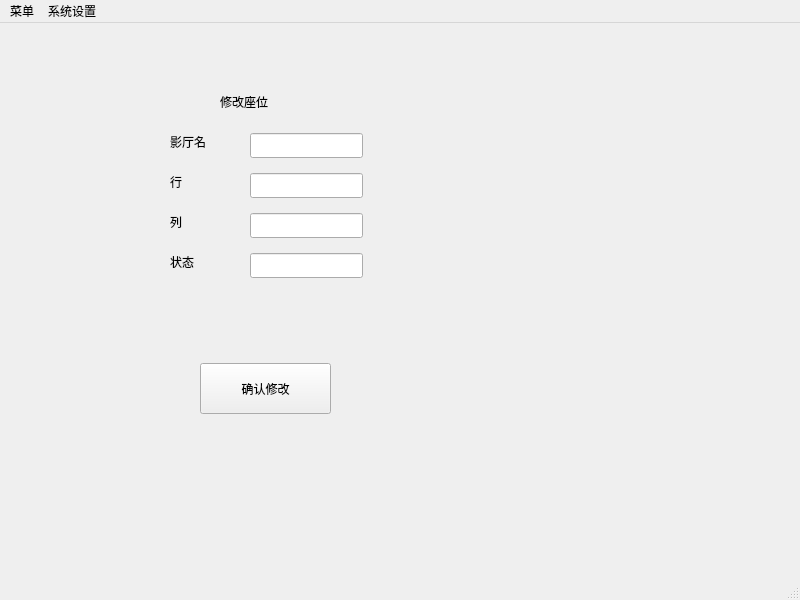
Before: the Qt Designer form untitled/mainmenu.ui in HhTtLllL/TTMS_network, drawn with Qt 5.
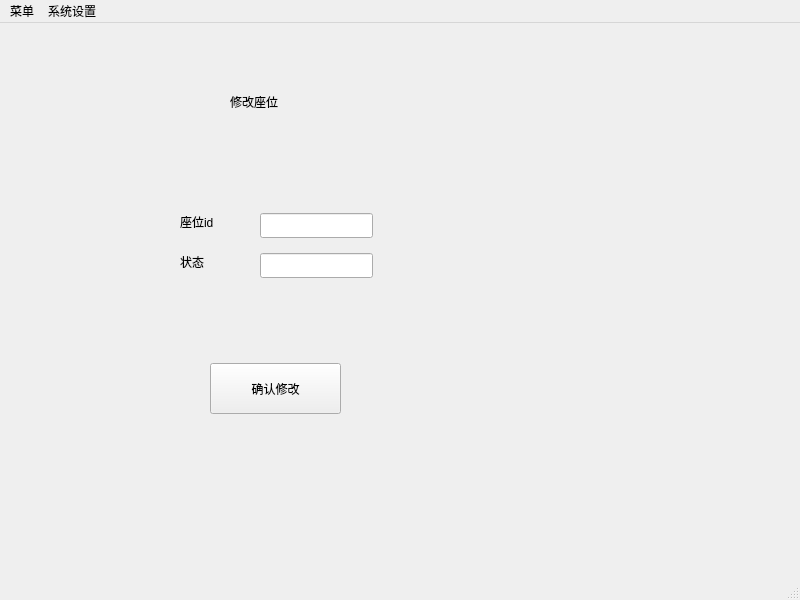
After: the same form once the commit is applied. The open tabs and pages were chosen to show the change.

Diff of the .ui file:
```diff
--- a/untitled/mainmenu.ui
+++ b/untitled/mainmenu.ui
@@ -17,7 +17,7 @@
    <widget class="QStackedWidget" name="stackedWidget">
     <property name="geometry">
      <rect>
-      <x>30</x>
+      <x>40</x>
       <y>30</y>
       <width>691</width>
       <height>501</height>
@@ -1337,42 +1337,6 @@
      </widget>
     </widget>
     <widget class="QWidget" name="modify_seat_ui">
-     <widget class="QLabel" name="label_50">
-      <property name="geometry">
-       <rect>
-        <x>140</x>
-        <y>80</y>
-        <width>53</width>
-        <height>17</height>
-       </rect>
-      </property>
-      <property name="text">
-       <string>影厅名</string>
-      </property>
-     </widget>
-     <widget class="QLineEdit" name="lineEdit_modify_seat_studioName">
-      <property name="geometry">
-       <rect>
-        <x>220</x>
-        <y>80</y>
-        <width>113</width>
-        <height>25</height>
-       </rect>
-      </property>
-     </widget>
-     <widget class="QLabel" name="label_51">
-      <property name="geometry">
-       <rect>
-        <x>140</x>
-        <y>120</y>
-        <width>53</width>
-        <height>17</height>
-       </rect>
-      </property>
-      <property name="text">
-       <string>行</string>
-      </property>
-     </widget>
      <widget class="QLabel" name="label_52">
       <property name="geometry">
        <rect>
@@ -1383,7 +1347,7 @@
        </rect>
       </property>
       <property name="text">
-       <string>列</string>
+       <string>座位id</string>
       </property>
      </widget>
      <widget class="QLabel" name="label_53">
@@ -1399,16 +1363,6 @@
        <string>状态</string>
       </property>
      </widget>
-     <widget class="QLineEdit" name="lineEdit_modify_seat_row">
-      <property name="geometry">
-       <rect>
-        <x>220</x>
-        <y>120</y>
-        <width>113</width>
-        <height>25</height>
-       </rect>
-      </property>
-     </widget>
      <widget class="QLineEdit" name="lineEdit_modify_seat_status">
       <property name="geometry">
        <rect>
```
Left out of the diff: 60 changed lines with no effect on the pictures.
